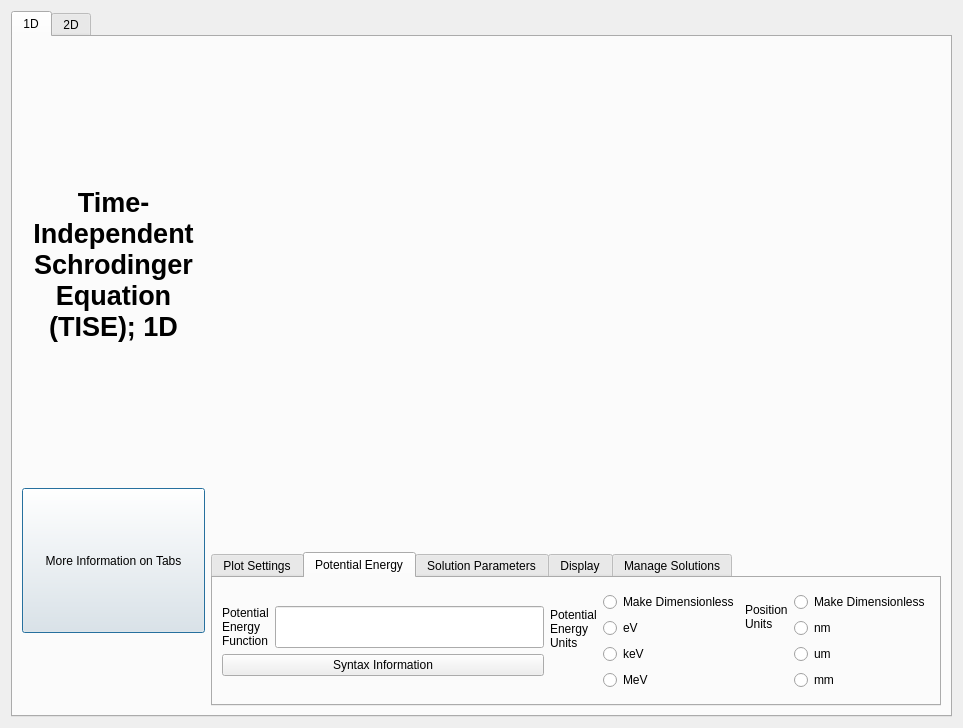
ambeech1/QSandbox, file tisemainwindow.ui: the form before one commit.
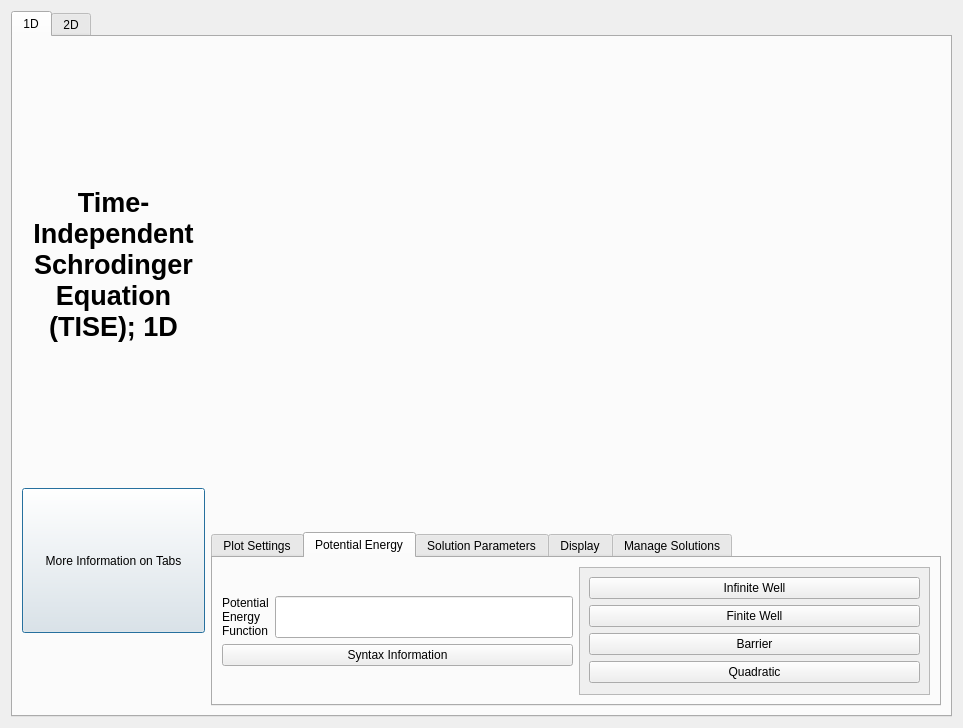
The form after the commit. The open tabs and pages were chosen to show the change. Custom widgets are drawn as their Qt base class.

Commit message: Added functionality to potential energy components.

```diff
--- a/tisemainwindow.ui
+++ b/tisemainwindow.ui
@@ -13,7 +13,7 @@
   <property name="windowTitle">
    <string>Dialog</string>
   </property>
-  <layout class="QVBoxLayout" name="verticalLayout_13">
+  <layout class="QVBoxLayout" name="verticalLayout_11">
    <item>
     <widget class="QTabWidget" name="tabDSelect">
      <property name="currentIndex">
@@ -23,7 +23,7 @@
       <attribute name="title">
        <string>1D</string>
       </attribute>
-      <layout class="QVBoxLayout" name="verticalLayout_4">
+      <layout class="QVBoxLayout" name="verticalLayout_12">
        <item>
         <layout class="QHBoxLayout" name="horizontalLayout" stretch="1,4">
          <item>
@@ -351,99 +351,51 @@
                 </layout>
                </item>
                <item>
-                <layout class="QFormLayout" name="formLayout_5">
-                 <property name="formAlignment">
-                  <set>Qt::AlignmentFlag::AlignLeading|Qt::AlignmentFlag::AlignLeft|Qt::AlignmentFlag::AlignVCenter</set>
+                <widget class="QScrollArea" name="scrollArea_3">
+                 <property name="widgetResizable">
+                  <bool>true</bool>
                  </property>
-                 <item row="0" column="0">
-                  <widget class="QLabel" name="label_9">
-                   <property name="text">
-                    <string>Potential
-Energy
-Units</string>
-                   </property>
-                  </widget>
-                 </item>
-                 <item row="0" column="1">
-                  <layout class="QVBoxLayout" name="verticalLayout_11">
+                 <widget class="QWidget" name="scrollAreaWidgetContents_3">
+                  <property name="geometry">
+                   <rect>
+                    <x>0</x>
+                    <y>-23</y>
+                    <width>330</width>
+                    <height>132</height>
+                   </rect>
+                  </property>
+                  <layout class="QVBoxLayout" name="verticalLayout_4">
                    <item>
-                    <widget class="QRadioButton" name="radioButton">
+                    <widget class="QPushButton" name="infWel">
                      <property name="text">
-                      <string>Make Dimensionless</string>
+                      <string>Infinite Well</string>
                      </property>
                     </widget>
                    </item>
                    <item>
-                    <widget class="QRadioButton" name="radioButton_2">
+                    <widget class="QPushButton" name="fWell">
                      <property name="text">
-                      <string>eV</string>
+                      <string>Finite Well</string>
                      </property>
                     </widget>
                    </item>
                    <item>
-                    <widget class="QRadioButton" name="radioButton_3">
+                    <widget class="QPushButton" name="barrier">
                      <property name="text">
-                      <string>keV</string>
+                      <string>Barrier</string>
                      </property>
                     </widget>
                    </item>
                    <item>
-                    <widget class="QRadioButton" name="radioButton_4">
+                    <widget class="QPushButton" name="quad">
                      <property name="text">
-                      <string>MeV</string>
+                      <string>Quadratic</string>
                      </property>
                     </widget>
                    </item>
                   </layout>
-                 </item>
-                </layout>
-               </item>
-               <item>
-                <layout class="QFormLayout" name="formLayout_6">
-                 <property name="formAlignment">
-                  <set>Qt::AlignmentFlag::AlignLeading|Qt::AlignmentFlag::AlignLeft|Qt::AlignmentFlag::AlignVCenter</set>
-                 </property>
-                 <item row="0" column="0">
-                  <widget class="QLabel" name="label_12">
-                   <property name="text">
-                    <string>Position
-Units</string>
-                   </property>
-                  </widget>
-                 </item>
-                 <item row="0" column="1">
-                  <layout class="QVBoxLayout" name="verticalLayout_12">
-                   <item>
-                    <widget class="QRadioButton" name="radioButton_5">
-                     <property name="text">
-                      <string>Make Dimensionless</string>
-                     </property>
-                    </widget>
-                   </item>
-                   <item>
-                    <widget class="QRadioButton" name="radioButton_6">
-                     <property name="text">
-                      <string>nm</string>
-                     </property>
-                    </widget>
-                   </item>
-                   <item>
-                    <widget class="QRadioButton" name="radioButton_7">
-                     <property name="text">
-                      <string>um</string>
-                     </property>
-                    </widget>
-                   </item>
-                   <item>
-                    <widget class="QRadioButton" name="radioButton_8">
-                     <property name="text">
-                      <string>mm</string>
-                     </property>
-                    </widget>
-                   </item>
-                  </layout>
-                 </item>
-                </layout>
+                 </widget>
+                </widget>
                </item>
               </layout>
              </widget>
```
Left out of the diff: 89 changed lines with no effect on the pictures. The commit also changes 10 other files.
